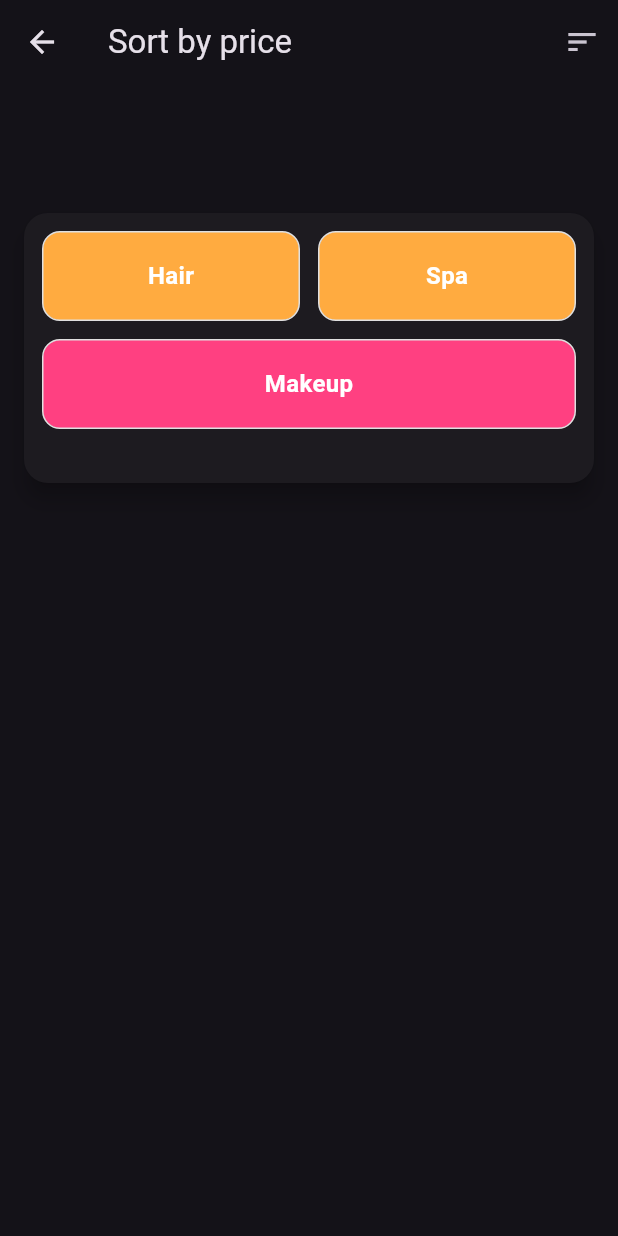
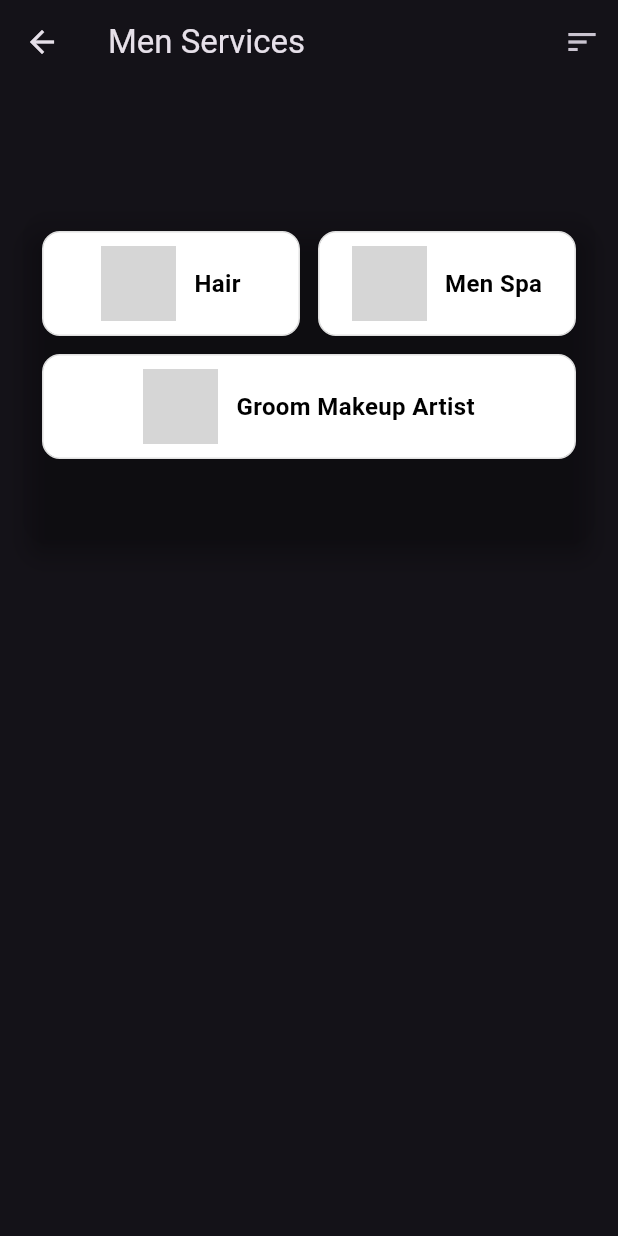
Before and after one commit to sachin557/parlour_flutter_app, a Flutter app: the MenWomenCtegory screen opened directly, after a tap on "Men", on a phone screen of 412 x 824 dp. Run offline on Flutter 3.47's test engine with Material 3 defaults, Android fonts, the light colour scheme and no system bars; grey boxes are pictures that could not be loaded.

Commit message:
updated the styles for navigation

```diff
--- a/lib/Men_women_category.dart
+++ b/lib/Men_women_category.dart
@@ -1,5 +1,7 @@
 import 'package:flutter/material.dart';
-import "category.dart";
+import 'package:parlour_app/gender_type.dart';
+import 'category.dart';
+
 class MenWomenCtegory extends StatelessWidget {
   const MenWomenCtegory({super.key});
 
@@ -14,6 +16,7 @@ class MenWomenCtegory extends StatelessWidget {
             SizedBox(
               width: double.infinity,
               child: Card(
+                color:Colors.transparent,
                 elevation: 6,
                 shape: RoundedRectangleBorder(
                   borderRadius: BorderRadius.circular(16),
@@ -23,77 +26,35 @@ class MenWomenCtegory extends StatelessWidget {
                   padding: const EdgeInsets.all(12),
                   child: Row(
                     children: [
-
-                      // LEFT
                       Expanded(
                         child: InkWell(
                           onTap: () {
-                            Navigator.push(context, MaterialPageRoute(builder: (_)=> const CategoryPages(),));// TODO: Navigator.push(...)
+                            Navigator.push(
+                              context,
+                              MaterialPageRoute(
+                                builder: (_) => const CategoryPages(
+                                  gender: GenderType.men,
+                                ),
+                              ),
+                            );
                           },
-                          child: Container(
-                            decoration: BoxDecoration(
-                              borderRadius: BorderRadius.circular(12),
-                              border: Border.all(color: Colors.grey),
-                            ),
-                            child:  Center(
-                              child: Row(
-                                mainAxisAlignment: MainAxisAlignment.center,
-                                children: [
-                                    Image.asset(
-                                       'assets/men.png',
-                                        height: 50,
-                                       width: 50,
-                                          ),
-                                   const SizedBox(width: 10),
-
-                                 const  Text(
-                                    "Men",
-                                    textAlign: TextAlign.center,
-                                    style: TextStyle(
-                                      fontWeight: FontWeight.bold,
-                                    ),
-                                  ),
-                                ],
-                              ),
-                            ),
-                          ),
+                          child: _box("Men", "assets/men.png"),
                         ),
                       ),
-
                       const SizedBox(width: 12),
-
-                      // RIGHT
                       Expanded(
                         child: InkWell(
                           onTap: () {
-                            Navigator.push(context, MaterialPageRoute(builder: (_)=> const CategoryPages(),));// TODO: Navigator.push(...)
+                            Navigator.push(
+                              context,
+                              MaterialPageRoute(
+                                builder: (_) => const CategoryPages(
+                                  gender: GenderType.women,
+                                ),
+                              ),
+                            );
                           },
-                          child: Container(
-                            decoration: BoxDecoration(
-                              borderRadius: BorderRadius.circular(12),
-                              border: Border.all(color: Colors.grey),
-                            ),
-                            child:  Center(
-                              child: Row(
-                                mainAxisAlignment: MainAxisAlignment.center,
-                                children: [
-                                  Image.asset(
-                                       'assets/women.png',
-                                        height: 50,
-                                       width: 50,
-                                          ),
-                                   const SizedBox(width: 10),
-                                  const Text(
-                                    "Women",
-                                    textAlign: TextAlign.center,
-                                    style: TextStyle(
-                                      fontWeight: FontWeight.bold,
-                                    ),
-                                  ),
-                                ],
-                              ),
-                            ),
-                          ),
+                          child: _box("Women", "assets/women.png"),
                         ),
                       ),
                     ],
@@ -106,4 +67,30 @@ class MenWomenCtegory extends StatelessWidget {
       ),
     );
   }
+
+  Widget _box(String text, String img) {
+    return Container(
+      decoration: BoxDecoration(
+        color: Colors.white,
+        borderRadius: BorderRadius.circular(12),
+        border: Border.all(color: Colors.grey),
+      ),
+      child: Center(
+        child: Row(
+          mainAxisAlignment: MainAxisAlignment.center,
+          children: [
+            Image.asset(img, height: 50, width: 50),
+            const SizedBox(width: 10),
+            Text(
+              text,
+              style: const TextStyle(
+                color: Colors.black,
+                fontWeight: FontWeight.bold,
+              ),
+            ),
+          ],
+        ),
+      ),
+    );
+  }
 }
--- a/lib/aisearch.dart
+++ b/lib/aisearch.dart
@@ -47,7 +47,7 @@ class _AiSearchPageState extends State<AiSearchPage> {
                 Expanded(
                   child: TextField(
                     style: TextStyle(
-                      color:Colors.black
+                      color:Colors.white
                     ),
                     controller: _controller,
                     decoration: InputDecoration(
--- a/lib/category.dart
+++ b/lib/category.dart
@@ -1,8 +1,14 @@
 import 'package:flutter/material.dart';
-import "makeuplist.dart";
+import 'package:parlour_app/gender_type.dart';
+import 'makeuplist.dart';
 
 class CategoryPages extends StatefulWidget {
-  const CategoryPages({super.key});
+  final GenderType gender;
+
+  const CategoryPages({
+    super.key,
+    required this.gender,
+  });
 
   @override
   State<CategoryPages> createState() => _CategoryPagesState();
@@ -10,6 +16,9 @@ class CategoryPages extends StatefulWidget {
 
 class _CategoryPagesState extends State<CategoryPages> {
   String selectedSort = "none";
+
+  bool get isMen => widget.gender == GenderType.men;
+  bool get isWomen => widget.gender == GenderType.women;
 
   String getSortLabel() {
     if (selectedSort == "high") return "High → Low";
@@ -21,7 +30,7 @@ class _CategoryPagesState extends State<CategoryPages> {
   Widget build(BuildContext context) {
     return Scaffold(
       appBar: AppBar(
-        title: Text(getSortLabel()),
+        title: Text(isMen ? "Men Services" : "Women Services"),
         actions: [
           PopupMenuButton<String>(
             icon: const Icon(Icons.sort),
@@ -29,12 +38,6 @@ class _CategoryPagesState extends State<CategoryPages> {
               setState(() {
                 selectedSort = value;
               });
-
-              if (value == "high") {
-                debugPrint("Sort High → Low");
-              } else {
-                debugPrint("Sort Low → High");
-              }
             },
             itemBuilder: (context) => const [
               PopupMenuItem(
@@ -49,61 +52,56 @@ class _CategoryPagesState extends State<CategoryPages> {
           ),
         ],
       ),
-
       body: Padding(
         padding: const EdgeInsets.all(12),
         child: Column(
           children: [
-
-            //
             const SizedBox(height: 70),
 
             SizedBox(
+
               width: double.infinity,
               child: Card(
+                color:Colors.transparent,
                 elevation: 6,
                 shape: RoundedRectangleBorder(
                   borderRadius: BorderRadius.circular(16),
                 ),
                 child: Container(
-                  height: 180,
+                  height: isWomen ? 260 : 220,
                   padding: const EdgeInsets.all(12),
                   child: Column(
                     children: [
-
-                      //
+                      // 🔹 FIRST ROW
                       Row(
                         children: [
+                          if (isMen)
                             Expanded(
                               child: InkWell(
-                              onTap: () {
-                                Navigator.push(
-                                  context,
-                                  MaterialPageRoute(
-                                    builder: (_) => const NameList(),
+                                onTap: () => _openList(context),
+                                child: _categoryBox(
+                                  text: "Hair",
+                                  iconPath: "assets/Hair_men.png",
                                 ),
-                                );
-                              },
+                              ),
+                            ),
+                          if (isWomen)
+                            Expanded(
+                              child: InkWell(
+                                onTap: () => _openList(context),
                                 child: _categoryBox(
-                                "Hair",
-                                Colors.orangeAccent,
+                                  text: "Hair",
+                                  iconPath: "assets/Hair_women.png",
                                 ),
                               ),
                             ),
                           const SizedBox(width: 12),
                           Expanded(
                             child: InkWell(
-                              onTap: () {
-                                Navigator.push(
-                                  context,
-                                  MaterialPageRoute(
-                                    builder: (_) => const NameList(),
-                                  ),
-                                );
-                              },
+                              onTap: () => _openList(context),
                               child: _categoryBox(
-                                "Spa",
-                                Colors.orangeAccent,
+                                text: isMen ? "Men Spa" : "Spa",
+                                iconPath: "assets/spa.png",
                               ),
                             ),
                           ),
@@ -112,21 +110,28 @@ class _CategoryPagesState extends State<CategoryPages> {
 
                       const SizedBox(height: 12),
 
-                      // 🔹 SECOND ROW (FULL WIDTH)
+                      // 🔹 WOMEN ONLY
+                      if (isWomen)
                         SizedBox(
                           width: double.infinity,
                           child: InkWell(
-                          onTap: () {
-                            Navigator.push(
-                              context,
-                              MaterialPageRoute(
-                                builder: (_) => const NameList(),
+                            onTap: () => _openList(context),
+                            child: _categoryBox(
+                              text: "Makeup",
+                              iconPath: "assets/Makeup_women.png",
                             ),
-                            );
-                          },
+                          ),
+                        ),
+
+                      // 🔹 MEN ONLY
+                      if (isMen)
+                        SizedBox(
+                          width: double.infinity,
+                          child: InkWell(
+                            onTap: () => _openList(context),
                             child: _categoryBox(
-                            "Makeup",
-                            Colors.pinkAccent,
+                              text: "Groom Makeup Artist",
+                              iconPath: "assets/Makeup_men.png",
                             ),
                           ),
                         ),
@@ -141,24 +146,45 @@ class _CategoryPagesState extends State<CategoryPages> {
     );
   }
 
+  void _openList(BuildContext context) {
+    Navigator.push(
+      context,
+      MaterialPageRoute(builder: (_) => const NameList()),
+    );
+  }
 
-
-  Widget _categoryBox(String text, Color color) {
+  // ✅ IMAGE + TEXT BOX (50x50 image, black text)
+  Widget _categoryBox({
+    required String text,
+    required String iconPath,
+  }) {
     return Container(
-      height: 60,
+      height: 70,
       decoration: BoxDecoration(
-        color: color,
+        color: Colors.white,
         borderRadius: BorderRadius.circular(12),
         border: Border.all(color: Colors.grey.shade300),
       ),
       child: Center(
-        child: Text(
+        child: Row(
+          mainAxisAlignment: MainAxisAlignment.center,
+          children: [
+            Image.asset(
+              iconPath,
+              height: 50,
+              width: 50,
+              fit: BoxFit.contain,
+            ),
+            const SizedBox(width: 12),
+            Text(
               text,
               style: const TextStyle(
                 fontSize: 16,
                 fontWeight: FontWeight.bold,
-            color: Colors.white,
+                color: Colors.black,
               ),
+            ),
+          ],
         ),
       ),
     );
--- /dev/null
+++ b/lib/gender_type.dart
@@ -0,0 +1 @@
+enum GenderType { men, women }
--- a/pubspec.yaml
+++ b/pubspec.yaml
@@ -62,6 +62,11 @@ flutter:
       - assets\logo.png
       - assets\men.png
       - assets\women.png
+      - assets\Hair_men.png
+      - assets\Hair_women.png
+      - assets\Makeup_men.png
+      - assets\makeup_women.png
+      - assets\spa.png
   #   - images/a_dot_ham.jpeg
 
   # An image asset can refer to one or more resolution-specific "variants", see
```
Also changed, not shown: assets/Hair_men.png (added), assets/Hair_women.png (added), assets/Makeup_men.png (added), assets/makeup_women.png (added), assets/spa.png (added). Lines whose indentation alone changed are shown as unchanged.
